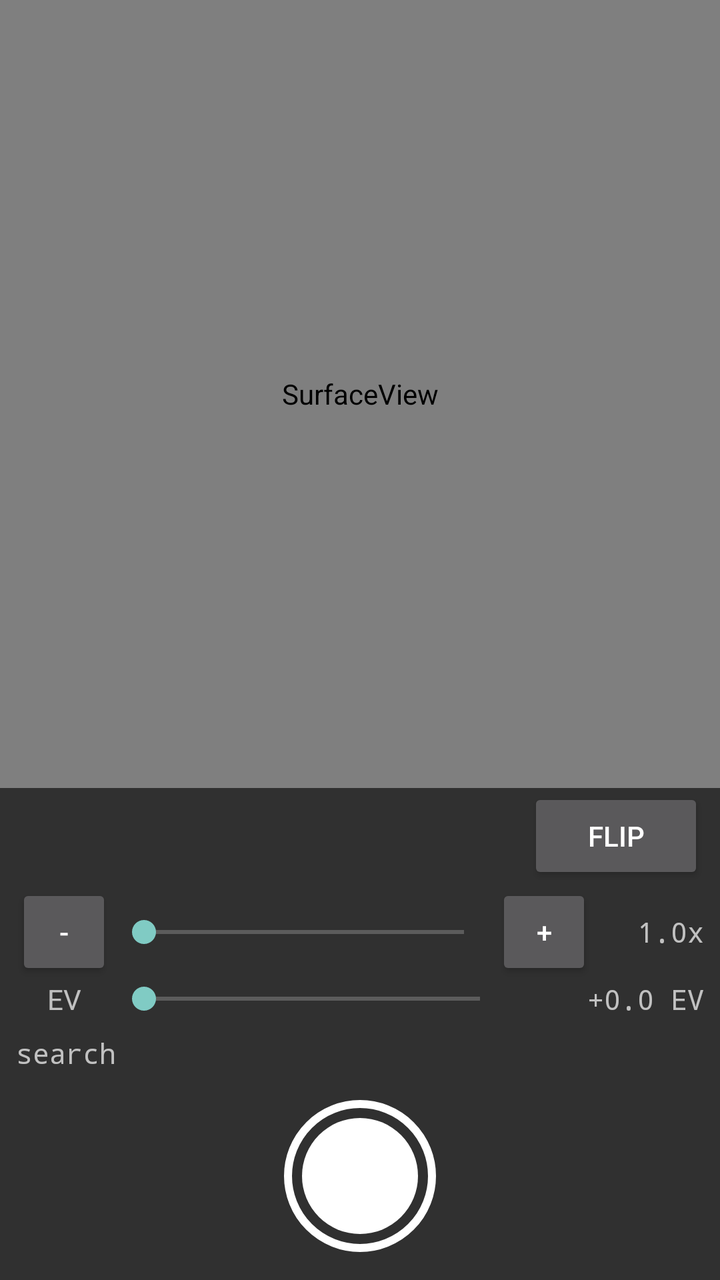
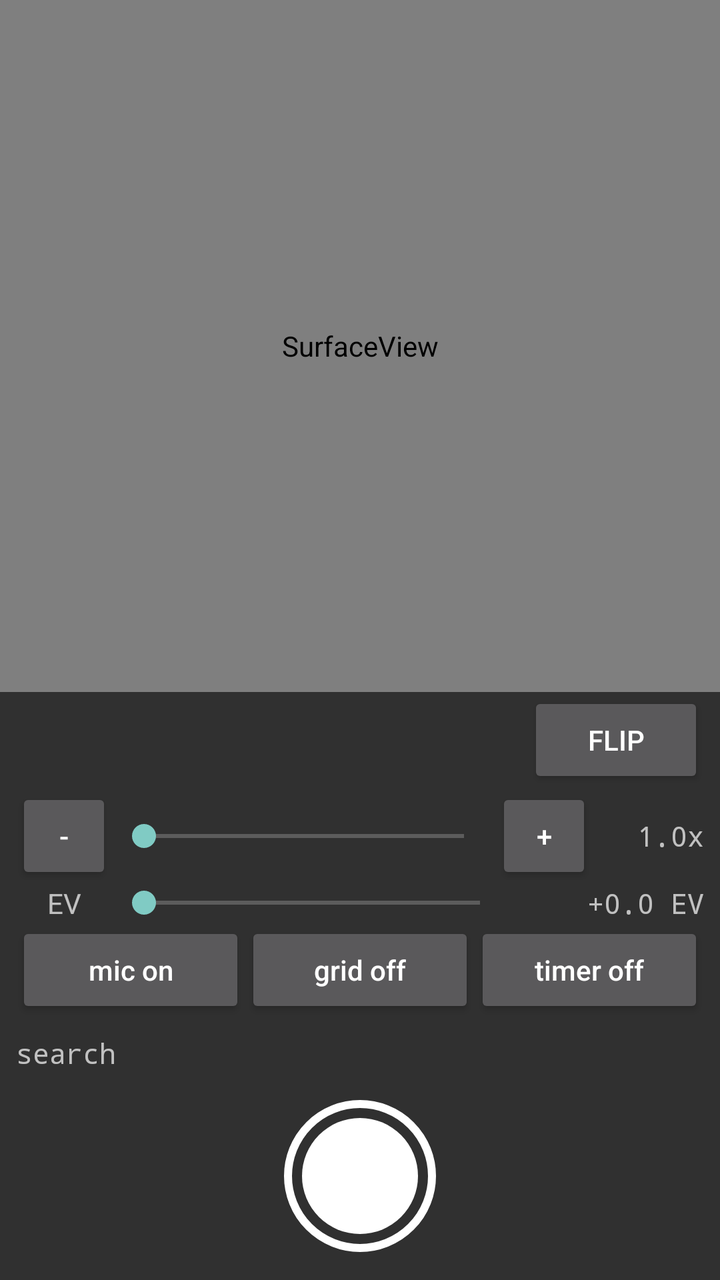

The first picture is an Android layout as it rendered before a commit; the second is the same layout after the commit. The layout source and the unified diff follow.
<!-- AndroidManifest.xml: application theme Theme.AppCompat.NoActionBar -->
<!-- res/layout/main.xml -->
<?xml version="1.0" encoding="utf-8"?>
<LinearLayout xmlns:android="http://schemas.android.com/apk/res/android"
    android:layout_width="match_parent"
    android:layout_height="match_parent"
    android:orientation="vertical">

    <FrameLayout
        android:layout_width="match_parent"
        android:layout_height="0dp"
        android:layout_weight="1">

        <SurfaceView
            android:id="@+id/preview"
            android:layout_width="match_parent"
            android:layout_height="match_parent" />

        <ImageView
            android:id="@+id/focusRing"
            android:layout_width="76dp"
            android:layout_height="76dp"
            android:src="@drawable/focus_ring"
            android:contentDescription="focus"
            android:visibility="gone" />
    </FrameLayout>

    <LinearLayout
        android:layout_width="match_parent"
        android:layout_height="wrap_content"
        android:orientation="horizontal"
        android:gravity="center_vertical"
        android:paddingStart="8dp"
        android:paddingEnd="8dp">

        <LinearLayout
            android:id="@+id/lensRow"
            android:layout_width="0dp"
            android:layout_height="wrap_content"
            android:layout_weight="1"
            android:orientation="horizontal" />

        <Button
            android:id="@+id/post"
            android:layout_width="wrap_content"
            android:layout_height="wrap_content"
            android:text="post"
            android:visibility="gone" />

        <Button
            android:id="@+id/flip"
            android:layout_width="wrap_content"
            android:layout_height="wrap_content"
            android:text="flip" />
    </LinearLayout>

    <LinearLayout
        android:layout_width="match_parent"
        android:layout_height="wrap_content"
        android:orientation="horizontal"
        android:gravity="center_vertical"
        android:paddingStart="8dp"
        android:paddingEnd="8dp">

        <Button
            android:id="@+id/zoomOut"
            android:layout_width="48dp"
            android:layout_height="wrap_content"
            android:minWidth="0dp"
            android:text="-" />

        <SeekBar
            android:id="@+id/zoom"
            android:layout_width="0dp"
            android:layout_height="wrap_content"
            android:layout_weight="1"
            android:max="100" />

        <Button
            android:id="@+id/zoomIn"
            android:layout_width="48dp"
            android:layout_height="wrap_content"
            android:minWidth="0dp"
            android:text="+" />

        <TextView
            android:id="@+id/zoomText"
            android:layout_width="56dp"
            android:layout_height="wrap_content"
            android:gravity="end"
            android:fontFamily="monospace"
            android:text="1.0x" />
    </LinearLayout>

    <LinearLayout
        android:layout_width="match_parent"
        android:layout_height="wrap_content"
        android:orientation="horizontal"
        android:gravity="center_vertical"
        android:paddingStart="8dp"
        android:paddingEnd="8dp">

        <TextView
            android:layout_width="48dp"
            android:layout_height="wrap_content"
            android:gravity="center"
            android:text="EV" />

        <SeekBar
            android:id="@+id/exposureBar"
            android:layout_width="0dp"
            android:layout_height="wrap_content"
            android:layout_weight="1"
            android:max="0" />

        <TextView
            android:id="@+id/exposureText"
            android:layout_width="96dp"
            android:layout_height="wrap_content"
            android:gravity="end"
            android:fontFamily="monospace"
            android:text="+0.0 EV" />
    </LinearLayout>

    <TextView
        android:id="@+id/status"
        android:layout_width="match_parent"
        android:layout_height="wrap_content"
        android:padding="8dp"
        android:fontFamily="monospace"
        android:textSize="14sp"
        android:text="search" />

    <FrameLayout
        android:layout_width="match_parent"
        android:layout_height="wrap_content"
        android:paddingTop="6dp"
        android:paddingBottom="14dp">

        <View
            android:id="@+id/record"
            android:layout_width="76dp"
            android:layout_height="76dp"
            android:layout_gravity="center_horizontal"
            android:background="@drawable/capture_button"
            android:contentDescription="record"
            android:clickable="true"
            android:focusable="true" />
    </FrameLayout>
</LinearLayout>
<!-- resources referenced by this layout -->
<resources>
  <!-- drawable capture_button (drawable) -->
  <?xml version="1.0" encoding="utf-8"?>
  <selector xmlns:android="http://schemas.android.com/apk/res/android">
      <item android:state_selected="true" android:drawable="@drawable/capture_recording" />
      <item android:drawable="@drawable/capture_idle" />
  </selector>
  <!-- drawable focus_ring (drawable) -->
  <?xml version="1.0" encoding="utf-8"?>
  <shape xmlns:android="http://schemas.android.com/apk/res/android" android:shape="oval">
      <solid android:color="#00000000" />
      <stroke android:width="2dp" android:color="#FFFFFFFF" />
  </shape>
  <!-- drawable capture_recording (drawable) -->
  <?xml version="1.0" encoding="utf-8"?>
  <layer-list xmlns:android="http://schemas.android.com/apk/res/android">
      <item>
          <shape android:shape="oval">
              <solid android:color="#00000000" />
              <stroke android:width="4dp" android:color="#FFFFFFFF" />
          </shape>
      </item>
      <item
          android:bottom="22dp"
          android:left="22dp"
          android:right="22dp"
          android:top="22dp">
          <shape android:shape="rectangle">
              <solid android:color="#FFE53935" />
              <corners android:radius="6dp" />
          </shape>
      </item>
  </layer-list>
  <!-- drawable capture_idle (drawable) -->
  <?xml version="1.0" encoding="utf-8"?>
  <layer-list xmlns:android="http://schemas.android.com/apk/res/android">
      <item>
          <shape android:shape="oval">
              <solid android:color="#00000000" />
              <stroke android:width="4dp" android:color="#FFFFFFFF" />
          </shape>
      </item>
      <item
          android:bottom="9dp"
          android:left="9dp"
          android:right="9dp"
          android:top="9dp">
          <shape android:shape="oval">
              <solid android:color="#FFFFFFFF" />
          </shape>
      </item>
  </layer-list>
</resources>

<!-- the commit's change to res/layout/main.xml (unified diff, before → after) -->
@@ -13,6 +13,21 @@
             android:id="@+id/preview"
             android:layout_width="match_parent"
             android:layout_height="match_parent" />
+
+        <dev.nostrobe.GridOverlay
+            android:id="@+id/grid"
+            android:layout_width="match_parent"
+            android:layout_height="match_parent"
+            android:visibility="gone" />
+
+        <TextView
+            android:id="@+id/countdown"
+            android:layout_width="wrap_content"
+            android:layout_height="wrap_content"
+            android:layout_gravity="center"
+            android:textColor="#FFFFFFFF"
+            android:textSize="96sp"
+            android:visibility="gone" />
 
         <ImageView
             android:id="@+id/focusRing"
@@ -120,6 +135,38 @@
             android:text="+0.0 EV" />
     </LinearLayout>
 
+    <LinearLayout
+        android:layout_width="match_parent"
+        android:layout_height="wrap_content"
+        android:orientation="horizontal"
+        android:paddingStart="8dp"
+        android:paddingEnd="8dp">
+
+        <Button
+            android:id="@+id/mic"
+            android:layout_width="0dp"
+            android:layout_height="wrap_content"
+            android:layout_weight="1"
+            android:textAllCaps="false"
+            android:text="mic on" />
+
+        <Button
+            android:id="@+id/gridToggle"
+            android:layout_width="0dp"
+            android:layout_height="wrap_content"
+            android:layout_weight="1"
+            android:textAllCaps="false"
+            android:text="grid off" />
+
+        <Button
+            android:id="@+id/timer"
+            android:layout_width="0dp"
+            android:layout_height="wrap_content"
+            android:layout_weight="1"
+            android:textAllCaps="false"
+            android:text="timer off" />
+    </LinearLayout>
+
     <TextView
         android:id="@+id/status"
         android:layout_width="match_parent"
